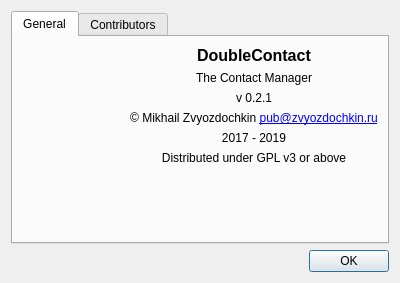
The window that app/aboutdialog.ui (DarkHobbit/doublecontact) describes before a commit, drawn with Qt 5.
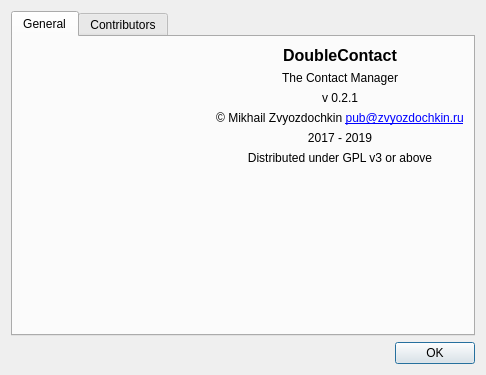
The same window after the commit. Icons and pictures are not drawn.

```diff
--- a/app/aboutdialog.ui
+++ b/app/aboutdialog.ui
@@ -6,8 +6,8 @@
    <rect>
     <x>0</x>
     <y>0</y>
-    <width>400</width>
-    <height>283</height>
+    <width>486</width>
+    <height>375</height>
    </rect>
   </property>
   <property name="windowTitle">
```
